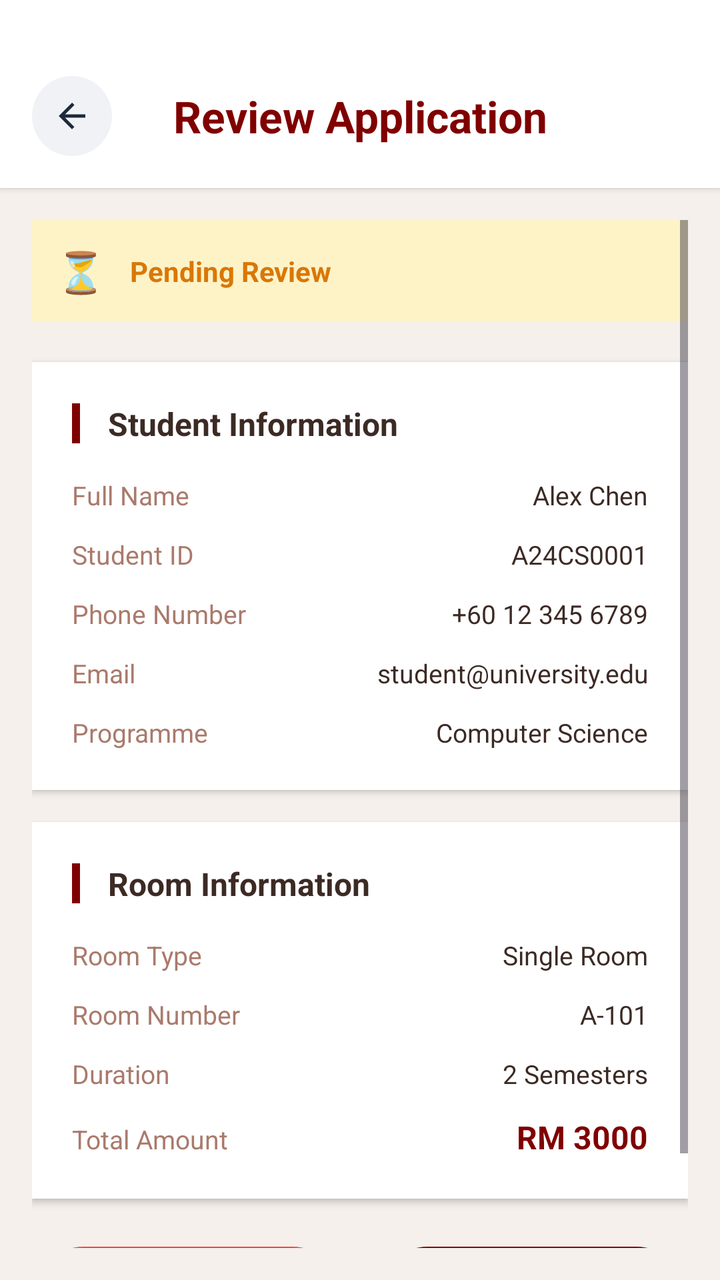
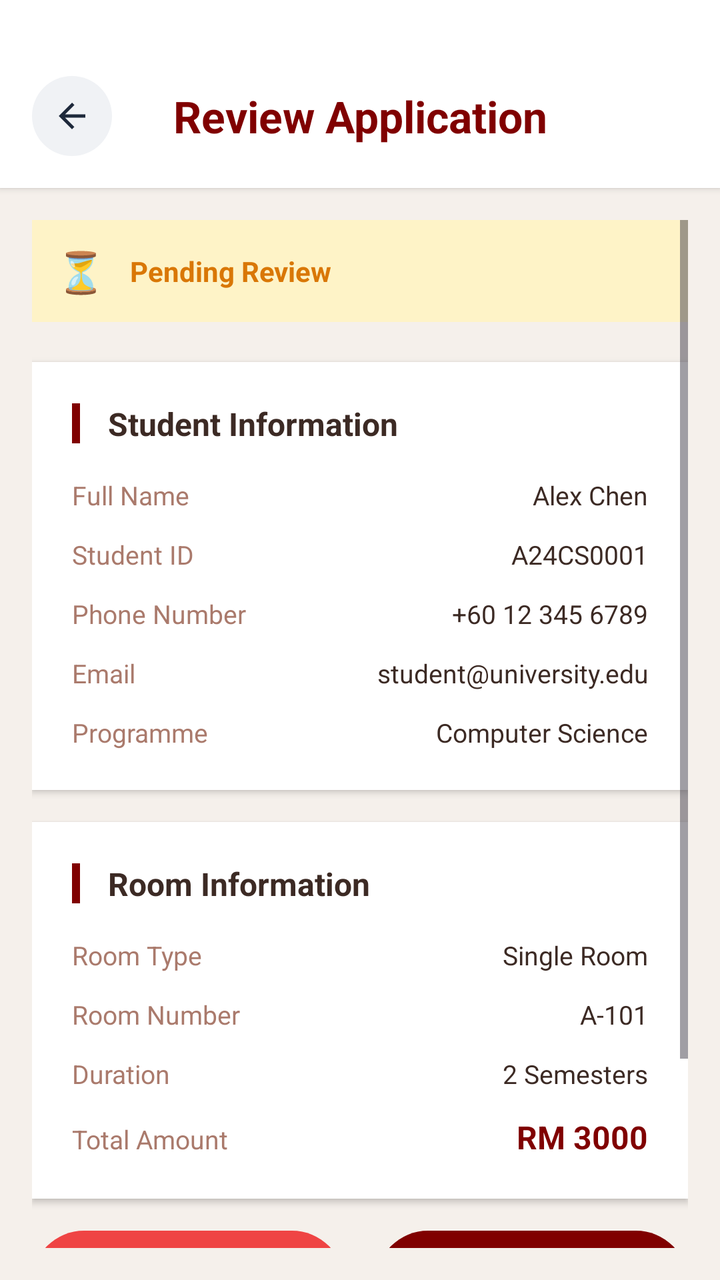

Compare the two renders of this Android layout. The source of the first and the diff that turns it into the second are given below.
<!-- AndroidManifest.xml: application theme Theme.UTMSPACE_HostelBookingSystem -->
<!-- res/layout/activity_staff_action.xml -->
<?xml version="1.0" encoding="utf-8"?>
<LinearLayout xmlns:android="http://schemas.android.com/apk/res/android"
    xmlns:app="http://schemas.android.com/apk/res-auto"
    android:layout_width="match_parent"
    android:layout_height="match_parent"
    android:orientation="vertical"
    android:background="#F5F0EB">

    
    <LinearLayout
        android:layout_width="match_parent"
        android:layout_height="wrap_content"
        android:orientation="vertical"
        android:background="#FFFFFF"
        android:elevation="2dp"
        android:paddingTop="30dp"
        android:paddingBottom="8dp">

        <LinearLayout
            android:layout_width="match_parent"
            android:layout_height="wrap_content"
            android:orientation="horizontal"
            android:gravity="center_vertical"
            android:layout_marginTop="8dp"
            android:layout_marginBottom="8dp">

            <LinearLayout
                android:id="@+id/ivBack"
                android:layout_width="40dp"
                android:layout_height="40dp"
                android:background="@drawable/back_button_background"
                android:gravity="center"
                android:clickable="true"
                android:focusable="true"
                android:layout_marginStart="16dp">

                <ImageView
                    android:layout_width="20dp"
                    android:layout_height="20dp"
                    android:src="@drawable/ic_arrow_back"
                    app:tint="#1E293B" />

            </LinearLayout>

            <TextView
                android:layout_width="0dp"
                android:layout_height="wrap_content"
                android:layout_weight="1"
                android:text="Review Application"
                android:textSize="22sp"
                android:textStyle="bold"
                android:textColor="#800000"
                android:gravity="center"
                android:fontFamily="sans-serif" />

            <LinearLayout
                android:layout_width="40dp"
                android:layout_height="40dp"
                android:layout_marginEnd="16dp" />

        </LinearLayout>

    </LinearLayout>

    <ScrollView
        android:layout_width="match_parent"
        android:layout_height="match_parent"
        android:fillViewport="true"
        android:padding="16dp">

        <LinearLayout
            android:layout_width="match_parent"
            android:layout_height="wrap_content"
            android:orientation="vertical">

            
            <LinearLayout
                android:id="@+id/statusBanner"
                android:layout_width="match_parent"
                android:layout_height="wrap_content"
                android:orientation="horizontal"
                android:gravity="center_vertical"
                android:background="#FEF3C7"
                android:padding="12dp"
                android:layout_marginBottom="20dp"
                android:radius="8dp">

                <TextView
                    android:layout_width="wrap_content"
                    android:layout_height="wrap_content"
                    android:text="⏳"
                    android:textSize="20sp" />

                <TextView
                    android:id="@+id/tvApplicationStatus"
                    android:layout_width="0dp"
                    android:layout_height="wrap_content"
                    android:layout_weight="1"
                    android:layout_marginStart="12dp"
                    android:text="Pending Review"
                    android:textSize="14sp"
                    android:textStyle="bold"
                    android:textColor="#D97706"
                    android:fontFamily="sans-serif" />

            </LinearLayout>

            
            <LinearLayout
                android:layout_width="match_parent"
                android:layout_height="wrap_content"
                android:orientation="vertical"
                android:background="#FFFFFF"
                android:elevation="2dp"
                android:padding="20dp"
                android:layout_marginBottom="16dp">

                <LinearLayout
                    android:layout_width="match_parent"
                    android:layout_height="wrap_content"
                    android:orientation="horizontal"
                    android:gravity="center_vertical"
                    android:layout_marginBottom="16dp">

                    <View
                        android:layout_width="4dp"
                        android:layout_height="20dp"
                        android:background="#800000" />

                    <TextView
                        android:layout_width="wrap_content"
                        android:layout_height="wrap_content"
                        android:text=" Student Information"
                        android:textSize="16sp"
                        android:textStyle="bold"
                        android:textColor="#3C2A24"
                        android:layout_marginStart="10dp"
                        android:fontFamily="sans-serif" />

                </LinearLayout>

                <LinearLayout
                    android:layout_width="match_parent"
                    android:layout_height="wrap_content"
                    android:orientation="horizontal"
                    android:layout_marginBottom="12dp">

                    <TextView
                        android:layout_width="0dp"
                        android:layout_height="wrap_content"
                        android:layout_weight="1"
                        android:text="Full Name"
                        android:textSize="13sp"
                        android:textColor="#AA7A6C"
                        android:fontFamily="sans-serif" />

                    <TextView
                        android:id="@+id/tvStudentName"
                        android:layout_width="0dp"
                        android:layout_height="wrap_content"
                        android:layout_weight="1"
                        android:text="Alex Chen"
                        android:textSize="13sp"
                        android:textColor="#3C2A24"
                        android:textAlignment="textEnd"
                        android:fontFamily="sans-serif" />

                </LinearLayout>

                <LinearLayout
                    android:layout_width="match_parent"
                    android:layout_height="wrap_content"
                    android:orientation="horizontal"
                    android:layout_marginBottom="12dp">

                    <TextView
                        android:layout_width="0dp"
                        android:layout_height="wrap_content"
                        android:layout_weight="1"
                        android:text="Student ID"
                        android:textSize="13sp"
                        android:textColor="#AA7A6C"
                        android:fontFamily="sans-serif" />

                    <TextView
                        android:id="@+id/tvStudentId"
                        android:layout_width="0dp"
                        android:layout_height="wrap_content"
                        android:layout_weight="1"
                        android:text="A24CS0001"
                        android:textSize="13sp"
                        android:textColor="#3C2A24"
                        android:textAlignment="textEnd"
                        android:fontFamily="sans-serif" />

                </LinearLayout>

                <LinearLayout
                    android:layout_width="match_parent"
                    android:layout_height="wrap_content"
                    android:orientation="horizontal"
                    android:layout_marginBottom="12dp">

                    <TextView
                        android:layout_width="0dp"
                        android:layout_height="wrap_content"
                        android:layout_weight="1"
                        android:text="Phone Number"
                        android:textSize="13sp"
                        android:textColor="#AA7A6C"
                        android:fontFamily="sans-serif" />

                    <TextView
                        android:id="@+id/tvPhoneNumber"
                        android:layout_width="0dp"
                        android:layout_height="wrap_content"
                        android:layout_weight="1"
                        android:text="+60 12 345 6789"
                        android:textSize="13sp"
                        android:textColor="#3C2A24"
                        android:textAlignment="textEnd"
                        android:fontFamily="sans-serif" />

                </LinearLayout>

                <LinearLayout
                    android:layout_width="match_parent"
                    android:layout_height="wrap_content"
                    android:orientation="horizontal"
                    android:layout_marginBottom="12dp">

                    <TextView
                        android:layout_width="0dp"
                        android:layout_height="wrap_content"
                        android:layout_weight="1"
                        android:text="Email"
                        android:textSize="13sp"
                        android:textColor="#AA7A6C"
                        android:fontFamily="sans-serif" />

                    <TextView
                        android:id="@+id/tvEmail"
                        android:layout_width="0dp"
                        android:layout_height="wrap_content"
                        android:layout_weight="1"
                        android:text="student@university.edu"
                        android:textSize="13sp"
                        android:textColor="#3C2A24"
                        android:textAlignment="textEnd"
                        android:fontFamily="sans-serif" />

                </LinearLayout>

                <LinearLayout
                    android:layout_width="match_parent"
                    android:layout_height="wrap_content"
                    android:orientation="horizontal">

                    <TextView
                        android:layout_width="0dp"
                        android:layout_height="wrap_content"
                        android:layout_weight="1"
                        android:text="Programme"
                        android:textSize="13sp"
                        android:textColor="#AA7A6C"
                        android:fontFamily="sans-serif" />

                    <TextView
                        android:id="@+id/tvProgramme"
                        android:layout_width="0dp"
                        android:layout_height="wrap_content"
                        android:layout_weight="1"
                        android:text="Computer Science"
                        android:textSize="13sp"
                        android:textColor="#3C2A24"
                        android:textAlignment="textEnd"
                        android:fontFamily="sans-serif" />

                </LinearLayout>

            </LinearLayout>

            
            <LinearLayout
                android:layout_width="match_parent"
                android:layout_height="wrap_content"
                android:orientation="vertical"
                android:background="#FFFFFF"
                android:elevation="2dp"
                android:padding="20dp"
                android:layout_marginBottom="16dp">

                <LinearLayout
                    android:layout_width="match_parent"
                    android:layout_height="wrap_content"
                    android:orientation="horizontal"
                    android:gravity="center_vertical"
                    android:layout_marginBottom="16dp">

                    <View
                        android:layout_width="4dp"
                        android:layout_height="20dp"
                        android:background="#800000" />

                    <TextView
                        android:layout_width="wrap_content"
                        android:layout_height="wrap_content"
                        android:text=" Room Information"
                        android:textSize="16sp"
                        android:textStyle="bold"
                        android:textColor="#3C2A24"
                        android:layout_marginStart="10dp"
                        android:fontFamily="sans-serif" />

                </LinearLayout>

                <LinearLayout
                    android:layout_width="match_parent"
                    android:layout_height="wrap_content"
                    android:orientation="horizontal"
                    android:layout_marginBottom="12dp">

                    <TextView
                        android:layout_width="0dp"
                        android:layout_height="wrap_content"
                        android:layout_weight="1"
                        android:text="Room Type"
                        android:textSize="13sp"
                        android:textColor="#AA7A6C"
                        android:fontFamily="sans-serif" />

                    <TextView
                        android:id="@+id/tvRoomType"
                        android:layout_width="0dp"
                        android:layout_height="wrap_content"
                        android:layout_weight="1"
                        android:text="Single Room"
                        android:textSize="13sp"
                        android:textColor="#3C2A24"
                        android:textAlignment="textEnd"
                        android:fontFamily="sans-serif" />

                </LinearLayout>

                <LinearLayout
                    android:layout_width="match_parent"
                    android:layout_height="wrap_content"
                    android:orientation="horizontal"
                    android:layout_marginBottom="12dp">

                    <TextView
                        android:layout_width="0dp"
                        android:layout_height="wrap_content"
                        android:layout_weight="1"
                        android:text="Room Number"
                        android:textSize="13sp"
                        android:textColor="#AA7A6C"
                        android:fontFamily="sans-serif" />

                    <TextView
                        android:id="@+id/tvRoomNumber"
                        android:layout_width="0dp"
                        android:layout_height="wrap_content"
                        android:layout_weight="1"
                        android:text="A-101"
                        android:textSize="13sp"
                        android:textColor="#3C2A24"
                        android:textAlignment="textEnd"
                        android:fontFamily="sans-serif" />

                </LinearLayout>

                <LinearLayout
                    android:layout_width="match_parent"
                    android:layout_height="wrap_content"
                    android:orientation="horizontal"
                    android:layout_marginBottom="12dp">

                    <TextView
                        android:layout_width="0dp"
                        android:layout_height="wrap_content"
                        android:layout_weight="1"
                        android:text="Duration"
                        android:textSize="13sp"
                        android:textColor="#AA7A6C"
                        android:fontFamily="sans-serif" />

                    <TextView
                        android:id="@+id/tvDuration"
                        android:layout_width="0dp"
                        android:layout_height="wrap_content"
                        android:layout_weight="1"
                        android:text="2 Semesters"
                        android:textSize="13sp"
                        android:textColor="#3C2A24"
                        android:textAlignment="textEnd"
                        android:fontFamily="sans-serif" />

                </LinearLayout>

                <LinearLayout
                    android:layout_width="match_parent"
                    android:layout_height="wrap_content"
                    android:orientation="horizontal">

                    <TextView
                        android:layout_width="0dp"
                        android:layout_height="wrap_content"
                        android:layout_weight="1"
                        android:text="Total Amount"
                        android:textSize="13sp"
                        android:textColor="#AA7A6C"
                        android:fontFamily="sans-serif" />

                    <TextView
                        android:id="@+id/tvTotalAmount"
                        android:layout_width="0dp"
                        android:layout_height="wrap_content"
                        android:layout_weight="1"
                        android:text="RM 3000"
                        android:textSize="16sp"
                        android:textStyle="bold"
                        android:textColor="#800000"
                        android:textAlignment="textEnd"
                        android:fontFamily="sans-serif" />

                </LinearLayout>

            </LinearLayout>

            
            <LinearLayout
                android:id="@+id/rejectionSection"
                android:layout_width="match_parent"
                android:layout_height="wrap_content"
                android:orientation="vertical"
                android:background="#FFFFFF"
                android:elevation="2dp"
                android:padding="20dp"
                android:layout_marginBottom="20dp"
                android:visibility="gone">

                <LinearLayout
                    android:layout_width="match_parent"
                    android:layout_height="wrap_content"
                    android:orientation="horizontal"
                    android:gravity="center_vertical"
                    android:layout_marginBottom="16dp">

                    <View
                        android:layout_width="4dp"
                        android:layout_height="20dp"
                        android:background="#800000" />

                    <TextView
                        android:layout_width="wrap_content"
                        android:layout_height="wrap_content"
                        android:text=" Rejection Reason"
                        android:textSize="16sp"
                        android:textStyle="bold"
                        android:textColor="#3C2A24"
                        android:layout_marginStart="10dp"
                        android:fontFamily="sans-serif" />

                </LinearLayout>

                <com.google.android.material.textfield.TextInputLayout
                    android:layout_width="match_parent"
                    android:layout_height="wrap_content"
                    style="@style/Widget.MaterialComponents.TextInputLayout.OutlinedBox"
                    app:boxStrokeColor="#800000"
                    app:hintTextColor="#800000">

                    <com.google.android.material.textfield.TextInputEditText
                        android:id="@+id/etRejectionReason"
                        android:layout_width="match_parent"
                        android:layout_height="wrap_content"
                        android:hint="Enter reason for rejection"
                        android:minLines="3"
                        android:maxLines="5"
                        android:inputType="textMultiLine"
                        android:fontFamily="sans-serif" />

                </com.google.android.material.textfield.TextInputLayout>

            </LinearLayout>

            
            <LinearLayout
                android:layout_width="match_parent"
                android:layout_height="wrap_content"
                android:orientation="horizontal"
                android:layout_marginTop="8dp"
                android:layout_marginBottom="20dp">

                
                <LinearLayout
                    android:id="@+id/btnReject"
                    android:layout_width="0dp"
                    android:layout_height="52dp"
                    android:layout_weight="1"
                    android:layout_marginEnd="8dp"
                    android:background="@drawable/reject_button_background"
                    android:gravity="center"
                    android:clickable="true"
                    android:focusable="true">

                    <TextView
                        android:layout_width="wrap_content"
                        android:layout_height="wrap_content"
                        android:text="Reject"
                        android:textSize="15sp"
                        android:textStyle="bold"
                        android:textColor="#FFFFFF"
                        android:fontFamily="sans-serif" />

                </LinearLayout>

                
                <LinearLayout
                    android:id="@+id/btnApprove"
                    android:layout_width="0dp"
                    android:layout_height="52dp"
                    android:layout_weight="1"
                    android:layout_marginStart="8dp"
                    android:background="@drawable/primary_button_background"
                    android:gravity="center"
                    android:clickable="true"
                    android:focusable="true">

                    <TextView
                        android:layout_width="wrap_content"
                        android:layout_height="wrap_content"
                        android:text="Approve"
                        android:textSize="15sp"
                        android:textStyle="bold"
                        android:textColor="#FFFFFF"
                        android:fontFamily="sans-serif" />

                </LinearLayout>

                
                <LinearLayout
                    android:id="@+id/btnDelete"
                    android:layout_width="0dp"
                    android:layout_height="52dp"
                    android:layout_weight="1"
                    android:layout_marginStart="4dp"
                    android:background="@drawable/delete_button_background"
                    android:gravity="center"
                    android:clickable="true"
                    android:focusable="true"
                    android:visibility="gone">

                    <TextView
                        android:layout_width="wrap_content"
                        android:layout_height="wrap_content"
                        android:text="Delete"
                        android:textSize="15sp"
                        android:textStyle="bold"
                        android:textColor="#FFFFFF"
                        android:fontFamily="sans-serif" />

                </LinearLayout>

            </LinearLayout>

        </LinearLayout>
    </ScrollView>

</LinearLayout>
<!-- resources referenced by this layout -->
<resources>
  <!-- drawable back_button_background (drawable) -->
  <?xml version="1.0" encoding="utf-8"?>
  <shape xmlns:android="http://schemas.android.com/apk/res/android">
      <solid android:color="#F0F2F5" />
      <corners android:radius="40dp" />
  </shape>
  <!-- drawable delete_button_background (drawable) -->
  <?xml version="1.0" encoding="utf-8"?>
  <shape xmlns:android="http://schemas.android.com/apk/res/android">
      <solid android:color="#DC2626" />
      <corners android:radius="12dp" />
      <padding
          android:left="16dp"
          android:top="12dp"
          android:right="16dp"
          android:bottom="12dp" />
  </shape>
  <!-- drawable ic_arrow_back (drawable) -->
  <?xml version="1.0" encoding="utf-8"?>
  <vector xmlns:android="http://schemas.android.com/apk/res/android"
      android:width="24dp"
      android:height="24dp"
      android:viewportWidth="24"
      android:viewportHeight="24">
      <path
          android:fillColor="#1E293B"
          android:pathData="M20,11H7.83l5.59,-5.59L12,4l-8,8 8,8 1.41,-1.41L7.83,13H20v-2z"/>
  </vector>
  <!-- drawable primary_button_background (drawable) -->
  <?xml version="1.0" encoding="utf-8"?>
  <selector xmlns:android="http://schemas.android.com/apk/res/android">
      <item android:state_pressed="true">
          <shape android:shape="rectangle">
              <solid android:color="#5C0000" />
              <corners android:radius="48dp" />
          </shape>
      </item>
      <item>
          <shape android:shape="rectangle">
              <solid android:color="#800000" />
              <corners android:radius="48dp" />
          </shape>
      </item>
  </selector>
  <!-- drawable reject_button_background (drawable) -->
  <?xml version="1.0" encoding="utf-8"?>
  <shape xmlns:android="http://schemas.android.com/apk/res/android">
      <solid android:color="#EF4444" />
      <corners android:radius="48dp" />
  </shape>
  <style name="Theme.UTMSPACE_HostelBookingSystem" parent="Theme.Material3.DayNight.NoActionBar">
  
          
          <item name="android:statusBarColor">@android:color/white</item>
          <item name="android:windowLightStatusBar">true</item>
  
          
          <item name="android:windowBackground">@android:color/white</item>
          <item name="android:colorBackground">@android:color/white</item>
  
      </style>
</resources>

<!-- the commit's change to res/layout/activity_staff_action.xml (unified diff, before → after) -->
@@ -490,8 +490,7 @@
                 android:layout_width="match_parent"
                 android:layout_height="wrap_content"
                 android:orientation="horizontal"
-                android:layout_marginTop="8dp"
-                android:layout_marginBottom="20dp">
+                android:layout_marginBottom="12dp">
 
                 
                 <LinearLayout
@@ -539,13 +538,57 @@
 
                 </LinearLayout>
 
+            </LinearLayout>
+
+            
+            <LinearLayout
+                android:layout_width="match_parent"
+                android:layout_height="wrap_content"
+                android:orientation="horizontal"
+                android:layout_marginBottom="12dp">
+
                 
                 <LinearLayout
+                    android:id="@+id/btnContact"
+                    android:layout_width="match_parent"
+                    android:layout_height="52dp"
+                    android:background="@drawable/contact_button_background"
+                    android:gravity="center"
+                    android:clickable="true"
+                    android:focusable="true">
+
+                    <ImageView
+                        android:layout_width="20dp"
+                        android:layout_height="20dp"
+                        android:src="@drawable/ic_phone"
+                        app:tint="#1E3A8A" />
+
+                    <TextView
+                        android:layout_width="wrap_content"
+                        android:layout_height="wrap_content"
+                        android:layout_marginStart="8dp"
+                        android:text="Contact Student"
+                        android:textSize="15sp"
+                        android:textStyle="bold"
+                        android:textColor="#1E3A8A"
+                        android:fontFamily="sans-serif" />
+
+                </LinearLayout>
+
+            </LinearLayout>
+
+            
+            <LinearLayout
+                android:layout_width="match_parent"
+                android:layout_height="wrap_content"
+                android:orientation="horizontal"
+                android:layout_marginBottom="20dp">
+
+                
+                <LinearLayout
                     android:id="@+id/btnDelete"
-                    android:layout_width="0dp"
+                    android:layout_width="match_parent"
                     android:layout_height="52dp"
-                    android:layout_weight="1"
-                    android:layout_marginStart="4dp"
                     android:background="@drawable/delete_button_background"
                     android:gravity="center"
                     android:clickable="true"
@@ -555,7 +598,7 @@
                     <TextView
                         android:layout_width="wrap_content"
                         android:layout_height="wrap_content"
-                        android:text="Delete"
+                        android:text="Delete Application"
                         android:textSize="15sp"
                         android:textStyle="bold"
                         android:textColor="#FFFFFF"
<!-- resource entries referenced after the edit -->
@@ -5,6 +5,16 @@
   <shape xmlns:android="http://schemas.android.com/apk/res/android">
       <solid android:color="#F0F2F5" />
       <corners android:radius="40dp" />
+  </shape>
+  <!-- drawable contact_button_background (drawable) -->
+  <?xml version="1.0" encoding="utf-8"?>
+  <shape xmlns:android="http://schemas.android.com/apk/res/android"
+      android:shape="rectangle">
+      <stroke
+          android:width="2dp"
+          android:color="#1E3A8A" />
+      <corners android:radius="12dp" />
+      <solid android:color="#FFFFFF" />
   </shape>
   <!-- drawable delete_button_background (drawable) -->
   <?xml version="1.0" encoding="utf-8"?>
@@ -27,6 +37,17 @@
       <path
           android:fillColor="#1E293B"
           android:pathData="M20,11H7.83l5.59,-5.59L12,4l-8,8 8,8 1.41,-1.41L7.83,13H20v-2z"/>
+  </vector>
+  <!-- drawable ic_phone (drawable) -->
+  <?xml version="1.0" encoding="utf-8"?>
+  <vector xmlns:android="http://schemas.android.com/apk/res/android"
+      android:width="24dp"
+      android:height="24dp"
+      android:viewportWidth="24"
+      android:viewportHeight="24">
+      <path
+          android:fillColor="#C96B5A"
+          android:pathData="M6.62,10.79c1.44,2.83 3.76,5.14 6.59,6.59l2.2-2.2c0.27-0.27 0.67-0.36 1.02-0.24 1.12,0.37 2.33,0.57 3.57,0.57 0.55,0 1,0.45 1,1V20c0,0.55-0.45,1-1,1 -9.39,0-17-7.61-17-17 0-0.55,0.45-1,1-1h3.5c0.55,0 1,0.45 1,1 0,1.25 0.2,2.45 0.57,3.57 0.11,0.35 0.03,0.74-0.25,1.02l-2.2,2.2z"/>
   </vector>
   <!-- drawable primary_button_background (drawable) -->
   <?xml version="1.0" encoding="utf-8"?>
